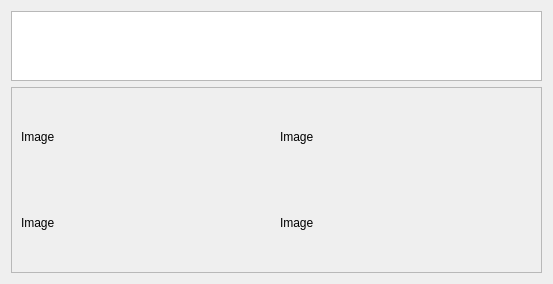
Above: retroshare-gui/src/gui/TheWire/PulseMessage.ui from RetroShare/RetroShare before the change. Below: the same form after it.
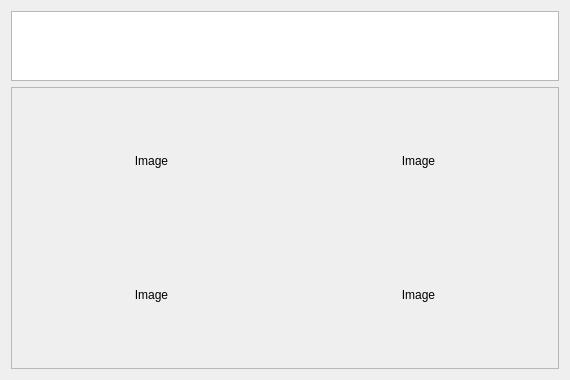
That is the form after the change.

Commit message: Add image handling to PulseAddDialog and PulseMessage

```diff
--- a/retroshare-gui/src/gui/TheWire/PulseMessage.ui
+++ b/retroshare-gui/src/gui/TheWire/PulseMessage.ui
@@ -6,8 +6,8 @@
    <rect>
     <x>0</x>
     <y>0</y>
-    <width>553</width>
-    <height>281</height>
+    <width>570</width>
+    <height>376</height>
    </rect>
   </property>
   <property name="windowTitle">
@@ -30,52 +30,64 @@
        <widget class="QLabel" name="label_image1">
         <property name="minimumSize">
          <size>
-          <width>80</width>
-          <height>80</height>
+          <width>128</width>
+          <height>128</height>
          </size>
         </property>
         <property name="text">
          <string>Image</string>
         </property>
+        <property name="alignment">
+         <set>Qt::AlignCenter</set>
+        </property>
        </widget>
       </item>
       <item row="0" column="1">
        <widget class="QLabel" name="label_image2">
         <property name="minimumSize">
          <size>
-          <width>80</width>
-          <height>80</height>
+          <width>128</width>
+          <height>128</height>
          </size>
         </property>
         <property name="text">
          <string>Image</string>
         </property>
+        <property name="alignment">
+         <set>Qt::AlignCenter</set>
+        </property>
        </widget>
       </item>
       <item row="1" column="0">
        <widget class="QLabel" name="label_image3">
         <property name="minimumSize">
          <size>
-          <width>80</width>
-          <height>80</height>
+          <width>128</width>
+          <height>128</height>
          </size>
         </property>
         <property name="text">
          <string>Image</string>
         </property>
+        <property name="alignment">
+         <set>Qt::AlignCenter</set>
+        </property>
        </widget>
       </item>
       <item row="1" column="1">
        <widget class="QLabel" name="label_image4">
         <property name="minimumSize">
          <size>
-          <width>80</width>
-          <height>80</height>
+          <width>128</width>
+          <height>128</height>
          </size>
         </property>
         <property name="text">
          <string>Image</string>
         </property>
+        <property name="alignment">
+         <set>Qt::AlignCenter</set>
+        </property>
        </widget>
       </item>
      </layout>
```
The commit also changes 4 other files.
